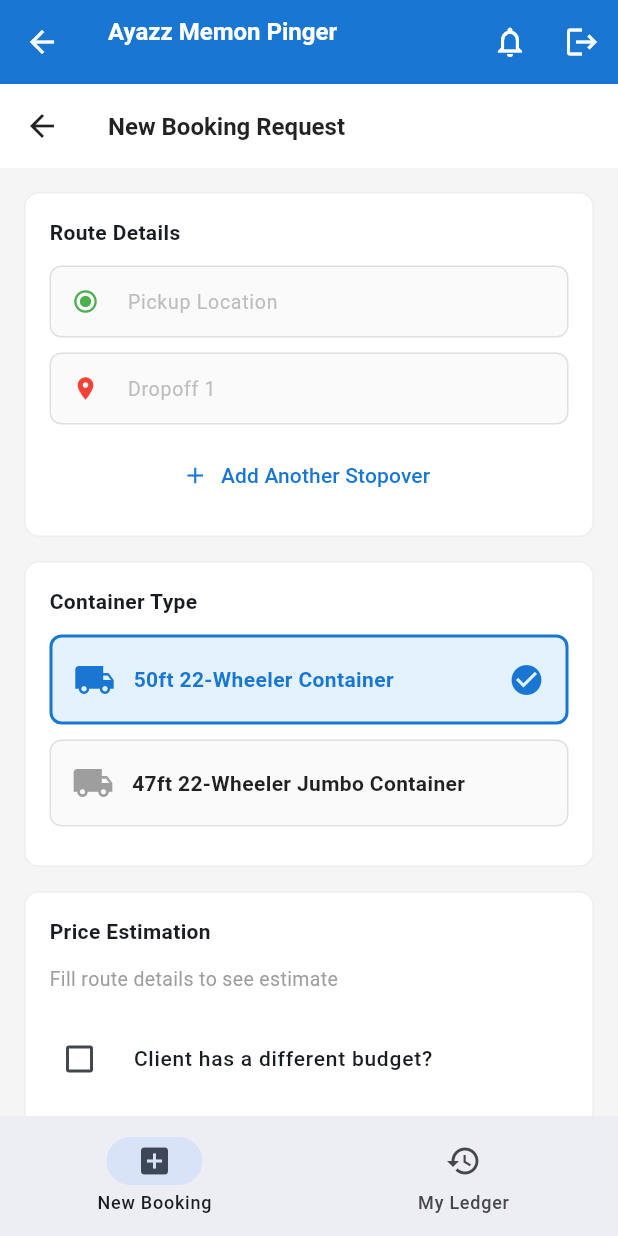
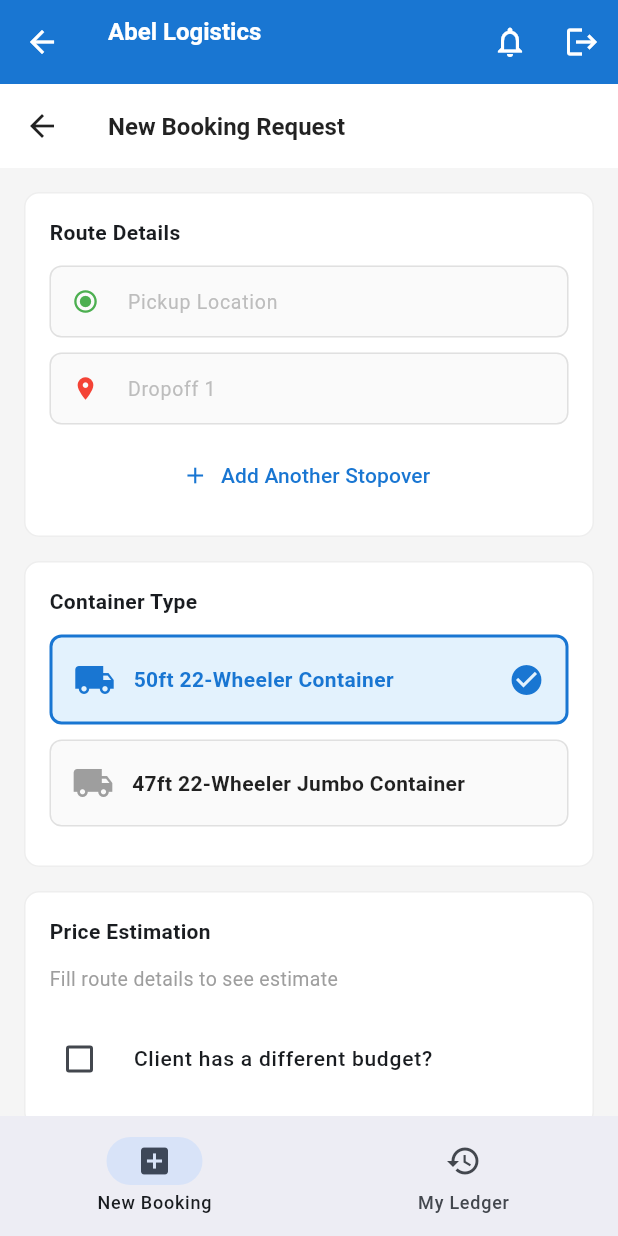
Before and after one commit to Abelops786/Logistics, a Flutter app: the HomeShell screen opened directly, on a phone screen of 412 x 824 dp. Run offline on Flutter 3.47's test engine with Material 3 defaults, Android fonts, the phone set to English and light mode, and no system bars; our stand-ins replace image_picker, shared_preferences; accounts and stored records are empty.

Commit message:
Rename app label back to Abel Logistics, keep Ayazz Memon Pinger on splash
Co-Authored-By: Claude Sonnet 4.6 <noreply@anthropic.com>

```diff
--- a/mobile/lib/main.dart
+++ b/mobile/lib/main.dart
@@ -25,7 +25,7 @@ class AbelDispatchApp extends StatelessWidget {
   @override
   Widget build(BuildContext context) {
     return MaterialApp(
-      title: 'Ayazz Memon Pinger',
+      title: 'Abel Logistics',
       debugShowCheckedModeBanner: false,
       theme: ThemeData(
         colorScheme: ColorScheme.fromSeed(seedColor: Colors.blue.shade700),
@@ -54,7 +54,7 @@ class _HomeShellState extends State<HomeShell> {
     return Scaffold(
       appBar: AppBar(
         title: Column(crossAxisAlignment: CrossAxisAlignment.start, children: [
-          const Text('Ayazz Memon Pinger', style: TextStyle(fontSize: 16, fontWeight: FontWeight.bold)),
+          const Text('Abel Logistics', style: TextStyle(fontSize: 16, fontWeight: FontWeight.bold)),
           Text(user?.name ?? '', style: const TextStyle(fontSize: 12, fontWeight: FontWeight.normal)),
         ]),
         backgroundColor: Colors.blue.shade700,
```
Also changed, not shown: 1 other file.
